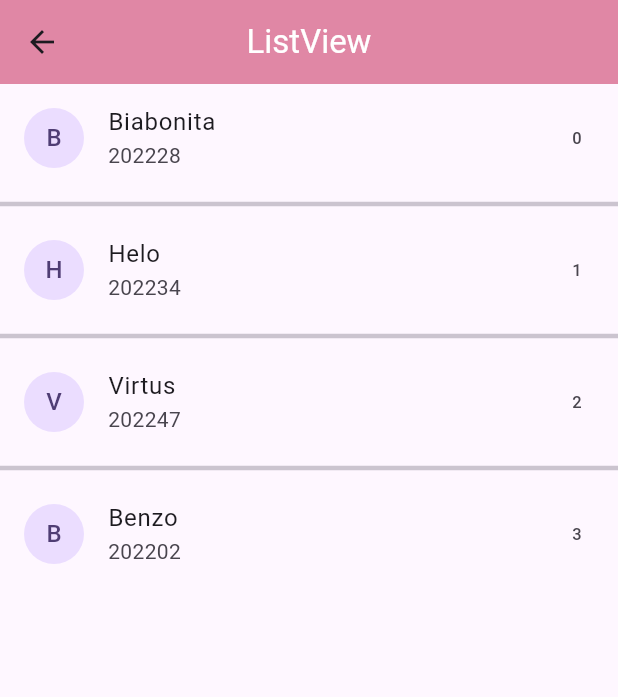
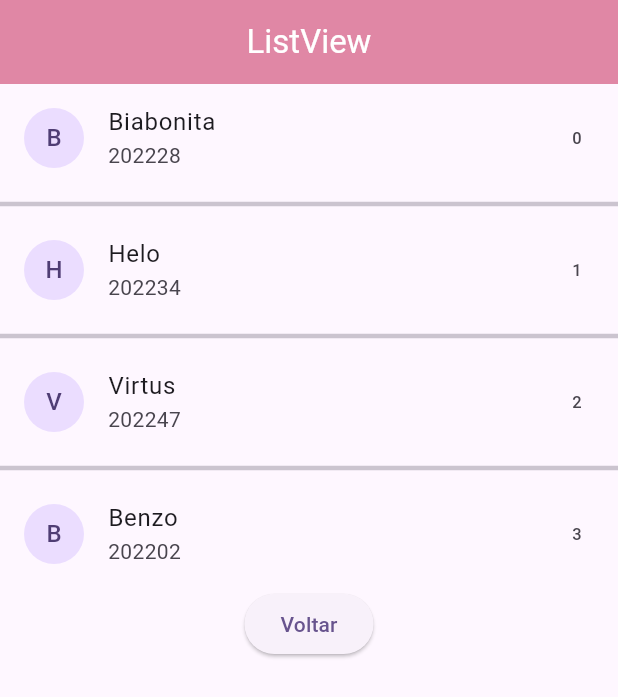
Before and after one commit to BeatrizAcardia/flutter_application_listview, a Flutter app: the MyApp22 screen opened directly, on a phone screen of 412 x 824 dp. Shown: the top 697 px of the screen. Run offline on Flutter 3.47's test engine with Material 3 defaults, Android fonts, the phone set to English and light mode, and no system bars.

Commit message:
colocando botão

```diff
--- a/lib/dogexercicio.dart
+++ b/lib/dogexercicio.dart
@@ -39,8 +39,8 @@ class _MydogState extends State<Mydog> {
                 ),
                 )
               );
-      }
-            )
+            }
+          )
     );
   }
 }
--- a/lib/listview.dart
+++ b/lib/listview.dart
@@ -22,7 +22,9 @@ class _MyApp22State extends State<MyApp22> {
   Widget build(BuildContext context) {
     return Scaffold(
       appBar: AppBar(centerTitle: true, title: Text("ListView", style: TextStyle(color:(Colors.white))  ,), backgroundColor: const Color.fromARGB(255, 224, 135, 165),),
-      body:  ListView.separated(
+      body: Center(child: Column(children: [
+      ListView.separated(
+        shrinkWrap: true,
             separatorBuilder: (context, index) => Divider(thickness: 3),
             itemCount: listaAL.length,
             itemBuilder: (context, index){
@@ -32,8 +34,16 @@ class _MyApp22State extends State<MyApp22> {
                 trailing: Text(index.toString()),
                 leading: CircleAvatar(child: Text(listaAL[index].nome[0]),),
               );
-            }
+            },
           ),
+          ElevatedButton(onPressed: () {
+
+          }, child: Text("Voltar"))
+      ],
+      ),
+      )
+
+
 
    /*        ListTile(
             leading: Icon(Icons.map),
--- a/lib/main.dart
+++ b/lib/main.dart
@@ -18,7 +18,7 @@ class MyApp extends StatelessWidget {
         colorScheme: ColorScheme.fromSeed(seedColor: Colors.deepPurple),
         useMaterial3: true,
       ),
-      home: Mydog(),
+      home: MyApp22(),
     );
   }
 }
```
